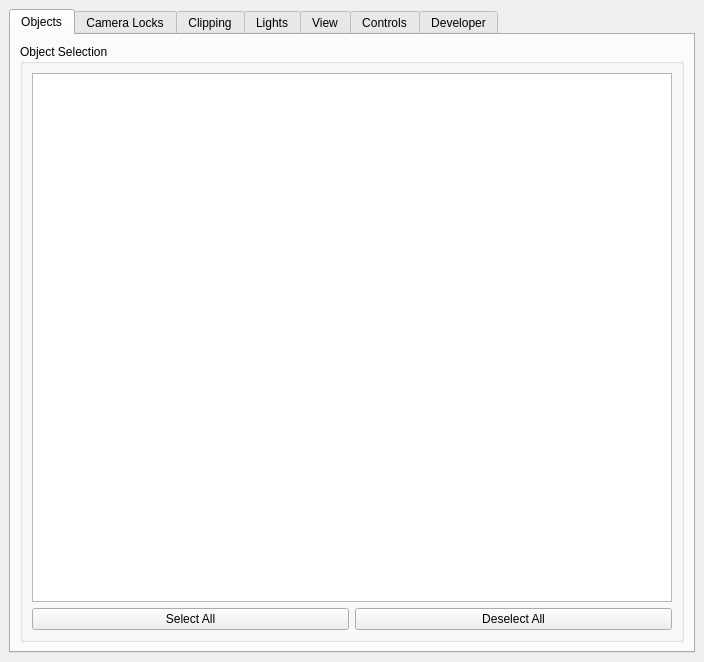
Old version of the form src/Interface/Modules/Render/ViewSceneControls.ui in the repository SCIInstitute/SCIRun.
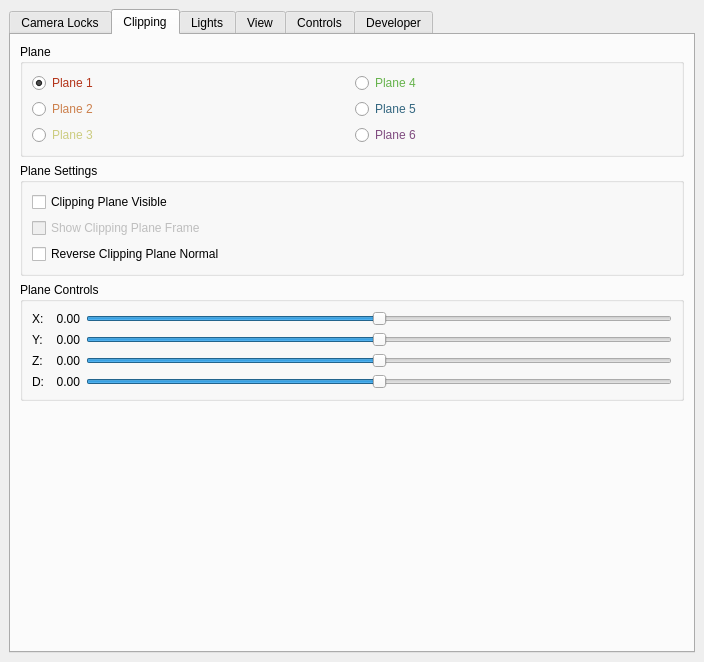
New version of the form.

Commit message: Object selection as popup

```diff
--- a/src/Interface/Modules/Render/ViewSceneControls.ui
+++ b/src/Interface/Modules/Render/ViewSceneControls.ui
@@ -39,75 +39,8 @@
        </font>
       </property>
       <property name="currentIndex">
-       <number>0</number>
+       <number>1</number>
       </property>
-      <widget class="QWidget" name="ObjectTab">
-       <attribute name="title">
-        <string>Objects</string>
-       </attribute>
-       <layout class="QVBoxLayout" name="verticalLayout_3">
-        <item>
-         <widget class="QGroupBox" name="groupBox_7">
-          <property name="font">
-           <font>
-            <weight>50</weight>
-            <bold>false</bold>
-           </font>
-          </property>
-          <property name="title">
-           <string>Object Selection</string>
-          </property>
-          <layout class="QVBoxLayout" name="verticalLayout_4">
-           <item>
-            <widget class="QTreeWidget" name="objectListWidget_">
-             <property name="sortingEnabled">
-              <bool>true</bool>
-             </property>
-             <attribute name="headerVisible">
-              <bool>false</bool>
-             </attribute>
-             <column>
-              <property name="text">
-               <string notr="true">1</string>
-              </property>
-             </column>
-            </widget>
-           </item>
-           <item>
-            <layout class="QHBoxLayout" name="horizontalLayout">
-             <item>
-              <widget class="QPushButton" name="selectAllPushButton_">
-               <property name="font">
-                <font>
-                 <weight>50</weight>
-                 <bold>false</bold>
-                </font>
-               </property>
-               <property name="text">
-                <string>Select All</string>
-               </property>
-              </widget>
-             </item>
-             <item>
-              <widget class="QPushButton" name="deselectAllPushButton_">
-               <property name="font">
-                <font>
-                 <weight>50</weight>
-                 <bold>false</bold>
-                </font>
-               </property>
-               <property name="text">
-                <string>Deselect All</string>
-               </property>
-              </widget>
-             </item>
-            </layout>
-           </item>
-          </layout>
-         </widget>
-        </item>
-       </layout>
-      </widget>
       <widget class="QWidget" name="CameraLocks">
        <attribute name="title">
         <string>Camera Locks</string>
```
The commit also changes 6 other files.
